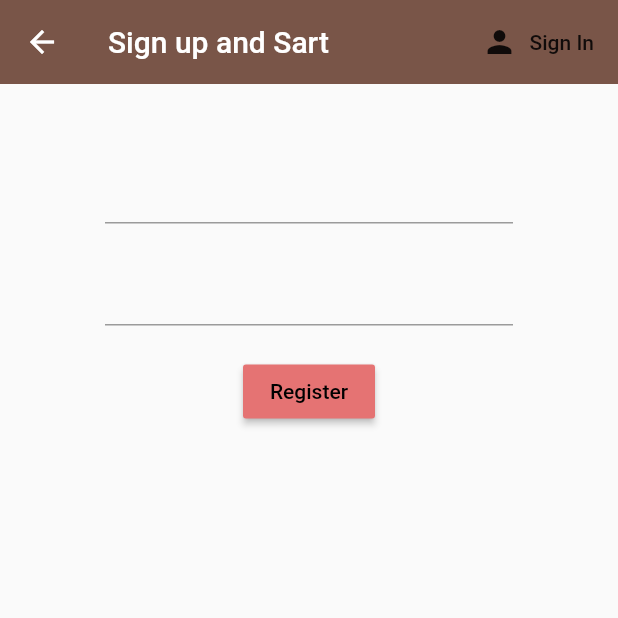
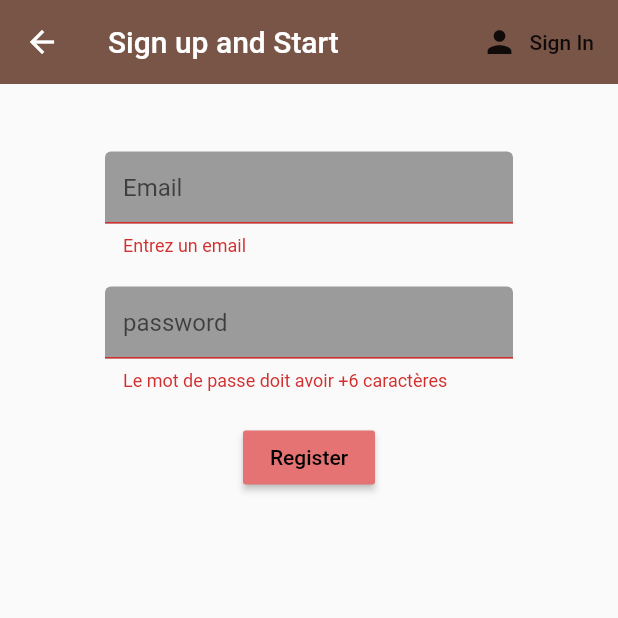
Before and after one commit to Stachis-hub/Prog_Android, a Flutter app: the Register screen opened directly, after a tap on "Register", on a phone screen of 412 x 824 dp, the top half of it. Run offline on Flutter 3.47's test engine with Material 2 defaults, Android fonts, the phone set to English and light mode, and no system bars; our stand-ins replace cloud_firestore, firebase_analytics, firebase_auth, flutter_spinkit; accounts and stored records are empty.

```diff
--- a/lib/screens/authenticate/register.dart
+++ b/lib/screens/authenticate/register.dart
@@ -1,10 +1,11 @@
 import 'package:channsonnierfirebase/services/auth.dart';
+import 'package:channsonnierfirebase/shared/constants.dart';
+import 'package:channsonnierfirebase/shared/loading.dart';
 import 'package:flutter/material.dart';
 
 class Register extends StatefulWidget {
-
   final Function toggleView;
-  Register({ this.toggleView });
+  Register({this.toggleView});
 
   @override
   _RegisterState createState() => _RegisterState();
@@ -12,47 +13,60 @@ class Register extends StatefulWidget {
 
 class _RegisterState extends State<Register> {
   final AuthService _auth = AuthService();
+  final _FormKey = GlobalKey<FormState>();
+  bool loading = false;
+
 
   //text field state
   String email = '';
   String pwd = '';
+  String error = '';
 
   @override
   Widget build(BuildContext context) {
-    return Scaffold(
+    return loading ? Loading() : Scaffold(
       backgroundColor: Colors.blue[80],
       appBar: AppBar(
         backgroundColor: Colors.brown[500],
         elevation: 0.0,
-        title: Text('Sign up and Sart'),
+        title: Text('Sign up and Start'),
         actions: <Widget>[
           FlatButton.icon(
               icon: Icon(Icons.person),
               label: Text('Sign In'),
               onPressed: () {
                 widget.toggleView();
-              }
-          )
+              })
         ],
       ),
       body: Container(
           padding: EdgeInsets.symmetric(vertical: 25.0, horizontal: 70.0),
           child: Form(
+              key: _FormKey,
               child: Column(
                 children: <Widget>[
-                  SizedBox(height: 20.0,),
+                  SizedBox(
+                    height: 20.0,
+                  ),
                   TextFormField(
+                      decoration: textInputDeclaration.copyWith(hintText: 'Email'),
+                      validator: (val) =>
+                          val.isEmpty ? 'Entrez un email' : null,
                       onChanged: (val) {
                         setState(() => email = val);
-                      }
+                      }),
+                  SizedBox(
+                    height: 20.0,
                   ),
-                  SizedBox(height: 20.0,),
                   TextFormField(
+                      decoration: textInputDeclaration.copyWith(hintText: 'password'),
+                      validator: (val) => val.length < 6
+                          ? 'Le mot de passe doit avoir +6 caractères'
+                          : null,
                       obscureText: true,
                       onChanged: (val) {
                         setState(() => pwd = val);
-                      }
-                  ),
+                      }),
                   SizedBox(height: 20.0),
                   RaisedButton(
                       color: Colors.red[300],
@@ -61,18 +75,33 @@ class _RegisterState extends State<Register> {
                         style: TextStyle(color: Colors.black),
                       ),
                       onPressed: () async {
-                      print(email);
-                      print(pwd);
-                    },
-                  )
+                        if (_FormKey.currentState.validate()) {
+                          setState(()
+                            => loading = true
+                          );
+                          dynamic result = await _auth
+                              .registerWithEmailAndPassword(email, pwd);
+                          if (result == null) {
+                            setState(
+                                () {
+                                  error = 'entrez une adresse mail valide';
+                                  loading = false;
+                                });
+                          }
+                        }
+                      }),
+                  SizedBox(
+                    height: 12.0,
+                  ),
+                  Text(
+                    error,
+                    style: TextStyle(color: Colors.redAccent, fontSize: 16.0),
+                  ),
                 ],
-              )
-          )
-      ),
+              ))),
     );
   }
 }
-
 
 /*RaisedButton(
           child: Text('Sign In anonymously'),
--- a/lib/services/auth.dart
+++ b/lib/services/auth.dart
@@ -1,4 +1,5 @@
 import 'package:channsonnierfirebase/models/user.dart';
+import 'package:channsonnierfirebase/services/database.dart';
 import 'package:firebase_auth/firebase_auth.dart';
 
 
@@ -38,11 +39,36 @@ class AuthService{
 
 
   // sign in with email and password
+  Future signInWithEmailAndPassword(String email, String pwd) async{
+    try{
+      AuthResult result = await _auth.signInWithEmailAndPassword(email: email, password: pwd);
+      FirebaseUser user = result.user;
+
+      return _userFromFirebaseUser(user);
+    }catch(e){
+      print(e.toString());
+      return null;
+    }
+  }
 
 
 
   //register with email and password
+Future registerWithEmailAndPassword(String email, String pwd) async{
+     try{
+       AuthResult result = await _auth.createUserWithEmailAndPassword(email: email, password: pwd);
+       FirebaseUser user = result.user;
 
+       //create a new document for the user with the uid
+       await DatabaseService(uid : user.uid).updateUserData('Stachis', 'Mon premier chant', 1);
+       print(user.email);
+
+       return _userFromFirebaseUser(user);
+     }catch(e){
+       print(e.toString());
+       return null;
+     }
+}
 
   // sign out
 
--- /dev/null
+++ b/lib/shared/constants.dart
@@ -0,0 +1,14 @@
+import 'package:flutter/material.dart';
+
+
+const textInputDeclaration = InputDecoration(
+    fillColor: Colors.black38,
+    filled: true,
+    enabledBorder: OutlineInputBorder(
+        borderSide: BorderSide(
+            color: Colors.black26, width: 3.0)),
+    focusedBorder: OutlineInputBorder(
+        borderSide: BorderSide(
+            color: Colors.blue, width: 3.0)
+    )
+);
--- a/pubspec.yaml
+++ b/pubspec.yaml
@@ -32,6 +32,7 @@ dependencies:
   firebase_core: ^0.4.5
   # Add the dependency for the FlutterFire plugin for Google Analytics
   firebase_analytics: ^5.0.15
+  flutter_spinkit: "^4.0.0"
 
   # Add the dependencies for any other Firebase products you want to use in your app
   # For example, to use Firebase Authentication and Cloud Firestore
```
Also changed, not shown: lib/models/song.dart (added, +11 -0 lines), lib/screens/authenticate/sign_in.dart (+33 -6 lines), lib/screens/home/SongTile.dart (added, +26 -0 lines), lib/screens/home/home.dart (+7 -2 lines), lib/screens/home/song_list.dart (added, +24 -0 lines), lib/services/database.dart (added, +40 -0 lines), lib/shared/loading.dart (added, +17 -0 lines), pubspec.lock. Lines whose indentation alone changed are shown as unchanged.
